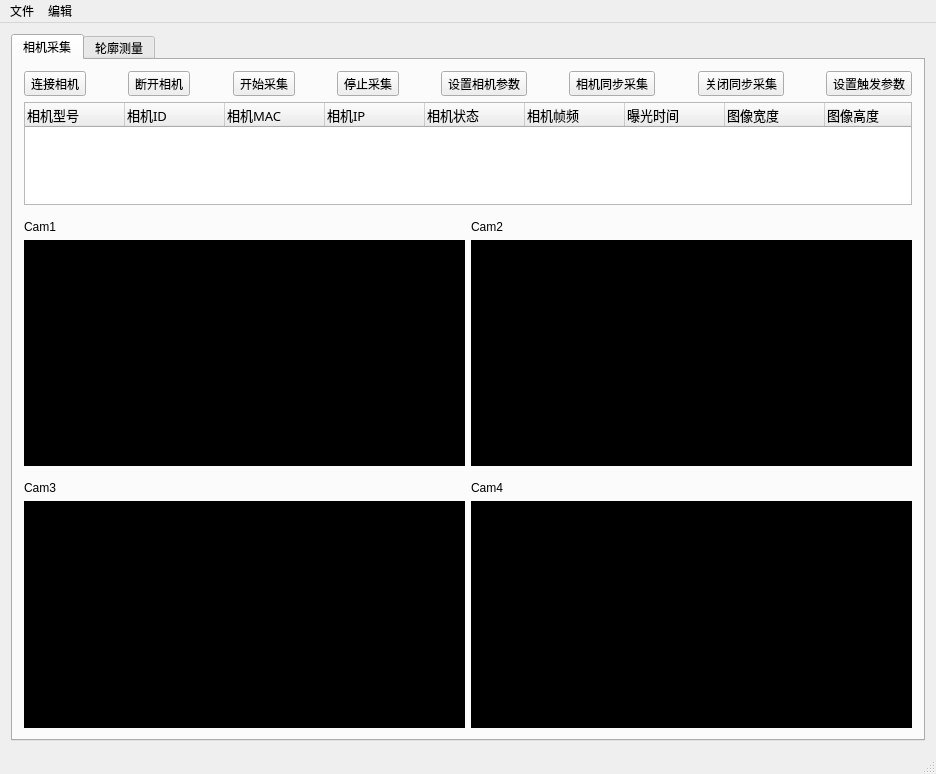
First picture: the form in BilletMeasurement/BilletMeasurement.ui, repository kliu1111/BilletMeasurement, before the edit.
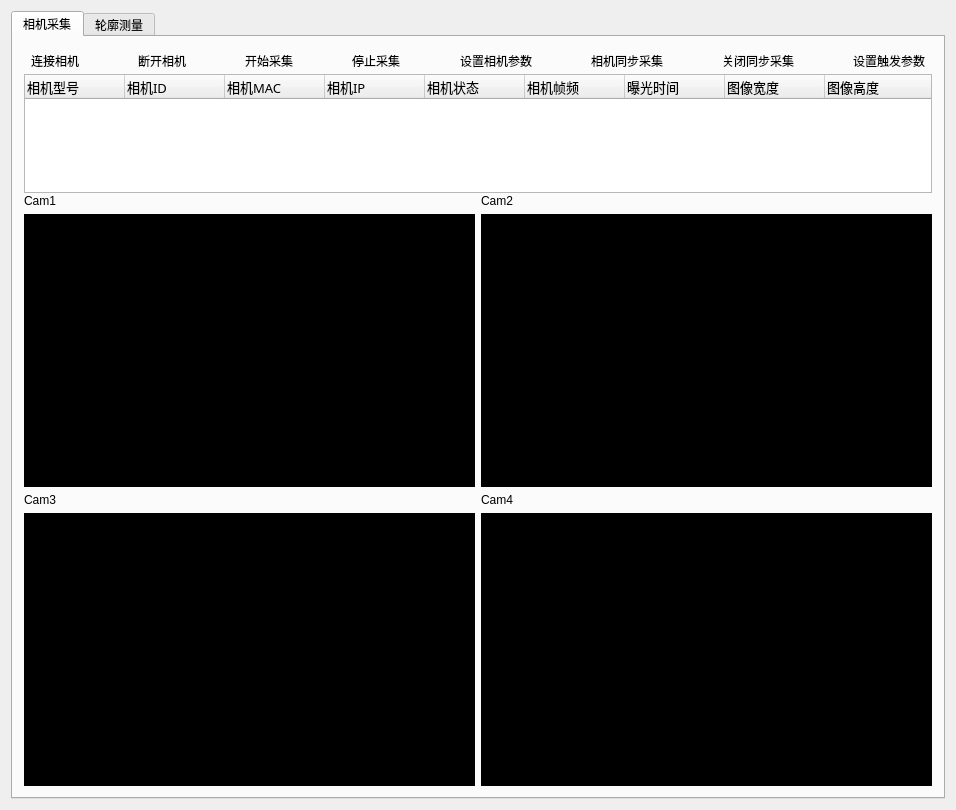
Second picture: the form after the edit. Icons and pictures are not drawn.

What changed in the file:
```diff
--- a/BilletMeasurement/BilletMeasurement.ui
+++ b/BilletMeasurement/BilletMeasurement.ui
@@ -9,8 +9,8 @@
    <rect>
     <x>0</x>
     <y>0</y>
-    <width>936</width>
-    <height>774</height>
+    <width>956</width>
+    <height>810</height>
    </rect>
   </property>
   <property name="sizePolicy">
@@ -38,6 +38,9 @@
     </sizepolicy>
    </property>
    <layout class="QVBoxLayout" name="verticalLayout_4">
+    <property name="spacing">
+     <number>0</number>
+    </property>
     <item>
      <widget class="QTabWidget" name="tabWidget">
       <property name="currentIndex">
@@ -48,6 +51,9 @@
         <string>相机采集</string>
        </attribute>
        <layout class="QVBoxLayout" name="verticalLayout_5" stretch="1,5,25">
+        <property name="spacing">
+         <number>1</number>
+        </property>
         <item>
          <layout class="QHBoxLayout" name="horizontalLayout">
           <item>
@@ -68,9 +74,18 @@
               <height>24</height>
              </size>
             </property>
+            <property name="popupMode">
+             <enum>QToolButton::DelayedPopup</enum>
+            </property>
             <property name="toolButtonStyle">
              <enum>Qt::ToolButtonTextUnderIcon</enum>
             </property>
+            <property name="autoRaise">
+             <bool>true</bool>
+            </property>
+            <property name="arrowType">
+             <enum>Qt::NoArrow</enum>
+            </property>
            </widget>
           </item>
           <item>
@@ -104,6 +119,9 @@
             <property name="toolButtonStyle">
              <enum>Qt::ToolButtonTextUnderIcon</enum>
             </property>
+            <property name="autoRaise">
+             <bool>true</bool>
+            </property>
            </widget>
           </item>
           <item>
@@ -146,6 +164,9 @@
             <property name="toolButtonStyle">
              <enum>Qt::ToolButtonTextUnderIcon</enum>
             </property>
+            <property name="autoRaise">
+             <bool>true</bool>
+            </property>
            </widget>
           </item>
           <item>
@@ -179,6 +200,9 @@
             <property name="toolButtonStyle">
              <enum>Qt::ToolButtonTextUnderIcon</enum>
             </property>
+            <property name="autoRaise">
+             <bool>true</bool>
+            </property>
            </widget>
           </item>
           <item>
@@ -212,6 +236,9 @@
             <property name="toolButtonStyle">
              <enum>Qt::ToolButtonTextUnderIcon</enum>
             </property>
+            <property name="autoRaise">
+             <bool>true</bool>
+            </property>
            </widget>
           </item>
           <item>
@@ -248,6 +275,9 @@
             <property name="toolButtonStyle">
              <enum>Qt::ToolButtonTextUnderIcon</enum>
             </property>
+            <property name="autoRaise">
+             <bool>true</bool>
+            </property>
            </widget>
           </item>
           <item>
@@ -281,6 +311,9 @@
             <property name="toolButtonStyle">
              <enum>Qt::ToolButtonTextUnderIcon</enum>
             </property>
+            <property name="autoRaise">
+             <bool>true</bool>
+            </property>
            </widget>
           </item>
           <item>
@@ -314,6 +347,9 @@
             <property name="toolButtonStyle">
              <enum>Qt::ToolButtonTextUnderIcon</enum>
             </property>
+            <property name="autoRaise">
+             <bool>true</bool>
+            </property>
             <property name="arrowType">
              <enum>Qt::NoArrow</enum>
             </property>
@@ -405,7 +441,7 @@
          </layout>
         </item>
         <item>
-         <layout class="QGridLayout" name="Layout_ImageShow" rowstretch="1,10,1,10" columnstretch="0,0">
+         <layout class="QGridLayout" name="Layout_ImageShow" rowstretch="1,20,1,20" columnstretch="0,0">
           <item row="1" column="1">
            <widget class="QLabel" name="label_RightUp">
             <property name="styleSheet">
@@ -434,6 +470,9 @@
             <property name="text">
              <string/>
             </property>
+            <property name="textFormat">
+             <enum>Qt::AutoText</enum>
+            </property>
            </widget>
           </item>
           <item row="2" column="1">
@@ -590,30 +629,6 @@
     </item>
    </layout>
   </widget>
-  <widget class="QMenuBar" name="menuBar">
-   <property name="geometry">
-    <rect>
-     <x>0</x>
-     <y>0</y>
-     <width>936</width>
-     <height>17</height>
-    </rect>
-   </property>
-   <widget class="QMenu" name="menu">
-    <property name="title">
-     <string>文件</string>
-    </property>
-    <addaction name="separator"/>
-   </widget>
-   <widget class="QMenu" name="menu_2">
-    <property name="title">
-     <string>编辑</string>
-    </property>
-   </widget>
-   <addaction name="menu"/>
-   <addaction name="menu_2"/>
-  </widget>
-  <widget class="QStatusBar" name="statusBar"/>
   <action name="action_connect">
    <property name="icon">
     <iconset resource="BilletMeasurement.qrc">
```
